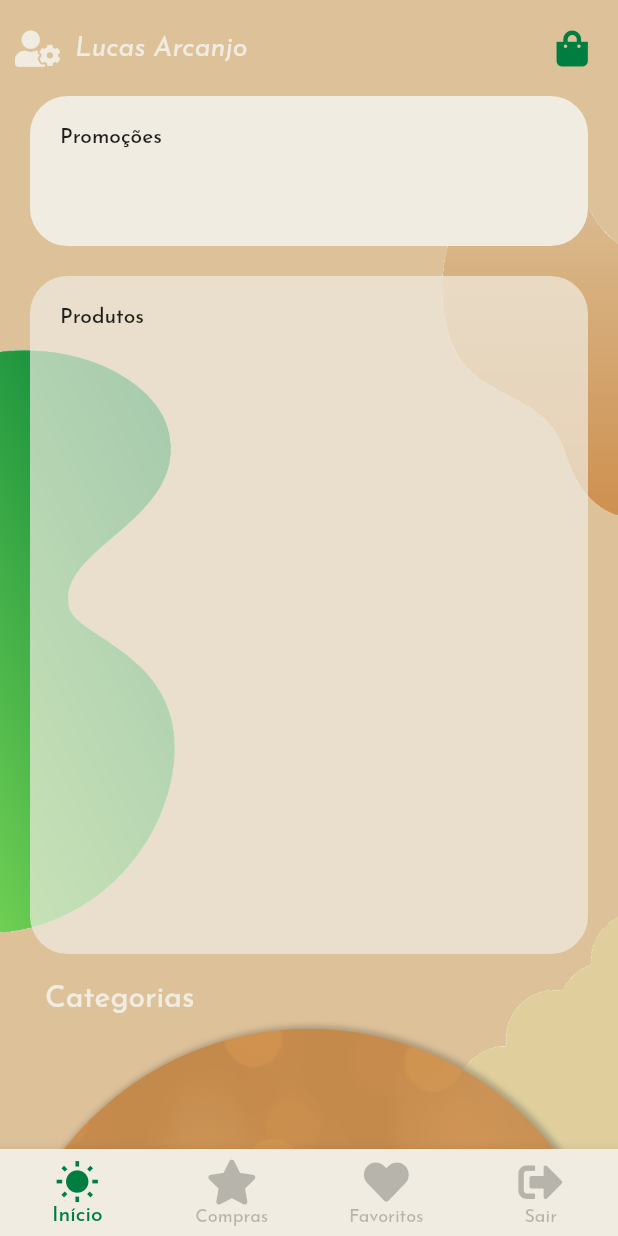
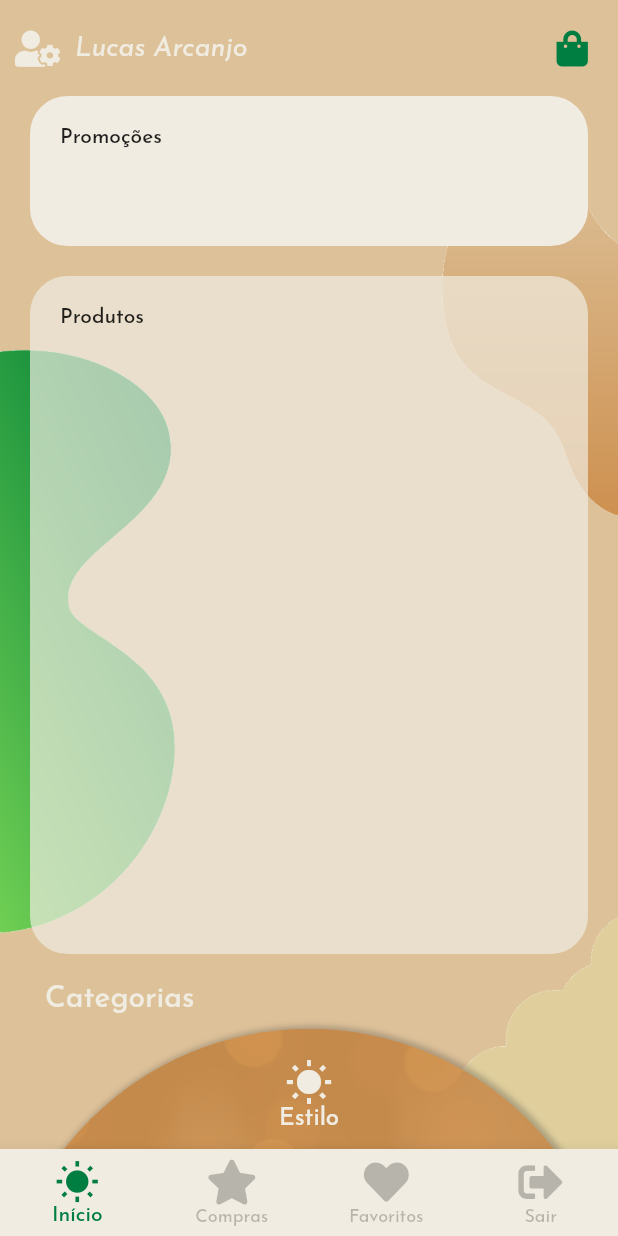
Before and after one commit to arcanjo96/fluter_legacy_loja_virtual, a Flutter app: the screen it shows after launch, on a phone screen of 412 x 824 dp. Run offline on Flutter 3.47's test engine with Material 2 defaults, Android fonts, the phone set to English and light mode, and no system bars; our stand-ins replace font_awesome_flutter.

Commit message:
Fix time to animation.

```diff
--- a/lib/view/home/roullete_category.dart
+++ b/lib/view/home/roullete_category.dart
@@ -16,7 +16,7 @@ class _RoulleteCategoryState extends State<RoulleteCategory>
     _animationController = AnimationController(
       vsync: this,
       duration: Duration(
-        milliseconds: 1000,
+        milliseconds: 300,
       ),
     );
   }
@@ -74,6 +74,26 @@ class _RoulleteCategoryState extends State<RoulleteCategory>
                       fit: BoxFit.cover,
                     ),
                   ),
+                  Container(
+                    width: MediaQuery.of(context).size.width,
+                    height: MediaQuery.of(context).size.width,
+                    decoration: BoxDecoration(
+                      shape: BoxShape.circle,
+                    ),
+                    child: Column(
+                      children: <Widget>[
+                        Padding(
+                          padding: EdgeInsets.only(top: 20),
+                          child: Icon(
+                            Icons.wb_sunny,
+                            color: Layout.light(),
+                            size: 32,
+                          ),
+                        ),
+                        Text('Estilo', style: Theme.of(context).textTheme.subtitle1.copyWith(color: Layout.light(),)),
+                      ],
+                    ),
+                  ),
                 ],
               ),
             ),
```
